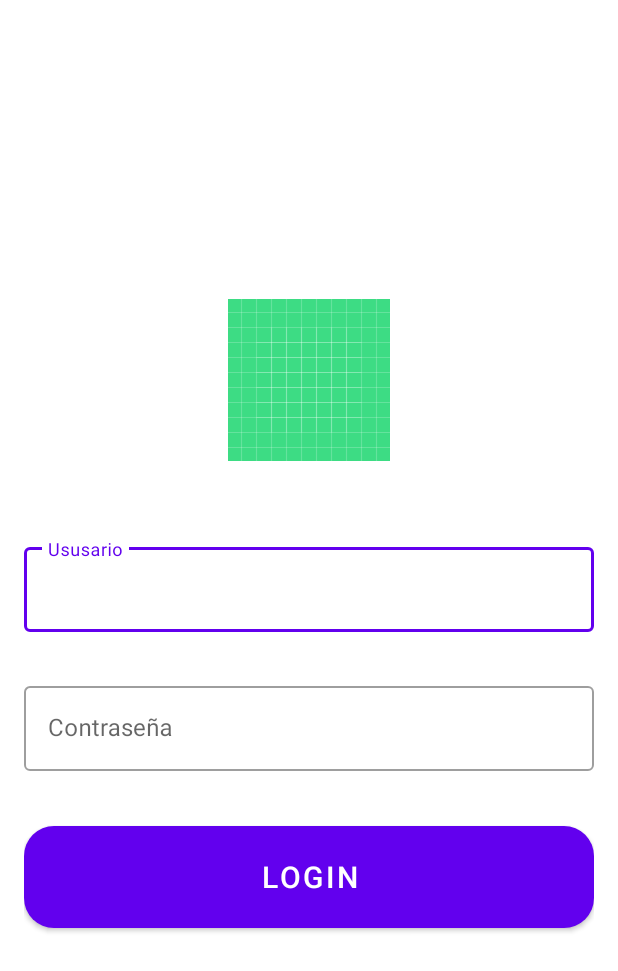
After one commit to JAGL99/MacroPay, an Android app: the layout fragment_login.xml on its own in the app's theme, with its tools: preview values and no code run, on a phone screen of 412 x 824 dp. The commit adds this screen. Shown: the top 971 px of the screen. Run offline under Robolectric (Android 15) with nearby library versions, the phone set to English and light mode, and no system bars.

Commit message:
Last commit

```diff
--- a/app/src/main/AndroidManifest.xml
+++ b/app/src/main/AndroidManifest.xml
@@ -3,7 +3,10 @@
     xmlns:tools="http://schemas.android.com/tools"
     package="com.example.macropay">
 
+    <uses-permission android:name="android.permission.INTERNET"/>
+
     <application
+        android:name=".utils.MacroPayApplication"
         android:allowBackup="true"
         android:dataExtractionRules="@xml/data_extraction_rules"
         android:fullBackupContent="@xml/backup_rules"
@@ -14,7 +17,7 @@
         android:theme="@style/Theme.MacroPay"
         tools:targetApi="31">
         <activity
-            android:name=".MainActivity"
+            android:name=".views.ui.MainActivity"
             android:exported="true">
             <intent-filter>
                 <action android:name="android.intent.action.MAIN" />
--- /dev/null
+++ b/app/src/main/java/com/example/macropay/data/models/UserModel.kt
@@ -0,0 +1,6 @@
+package com.example.macropay.data.models
+
+data class UserModel(
+    val email: String,
+    val password: String
+)
--- /dev/null
+++ b/app/src/main/res/layout/fragment_login.xml
@@ -0,0 +1,67 @@
+<?xml version="1.0" encoding="utf-8"?>
+<LinearLayout xmlns:android="http://schemas.android.com/apk/res/android"
+    xmlns:app="http://schemas.android.com/apk/res-auto"
+    xmlns:tools="http://schemas.android.com/tools"
+    android:layout_width="match_parent"
+    android:layout_height="match_parent"
+    android:gravity="center_horizontal|center_vertical"
+    android:orientation="vertical"
+    android:padding="16dp"
+    tools:context=".views.ui.fragments.LoginFragment">
+
+    <ImageView
+        android:id="@+id/im_vw_logo"
+        android:layout_width="wrap_content"
+        android:layout_height="wrap_content"
+        android:layout_marginBottom="52dp"
+        android:scaleType="centerInside"
+        app:srcCompat="@drawable/ic_launcher_background" />
+
+    <com.google.android.material.textfield.TextInputLayout
+        android:id="@+id/inp_lay_email"
+        style="@style/Widget.MaterialComponents.TextInputLayout.OutlinedBox"
+        android:layout_width="match_parent"
+        android:layout_height="wrap_content"
+        android:hint="Ususario"
+        app:errorEnabled="true"
+        app:errorIconDrawable="@null">
+
+        <com.google.android.material.textfield.TextInputEditText
+            android:id="@+id/inp_edt_txt_email"
+            android:layout_width="match_parent"
+            android:layout_height="wrap_content"
+            android:inputType="text"
+            android:textColor="@color/black" />
+
+    </com.google.android.material.textfield.TextInputLayout>
+
+
+    <com.google.android.material.textfield.TextInputLayout
+        android:id="@+id/inp_lay_password"
+        style="@style/Widget.MaterialComponents.TextInputLayout.OutlinedBox"
+        android:layout_width="match_parent"
+        android:layout_height="wrap_content"
+        android:layout_marginTop="10dp"
+        android:layout_marginBottom="10dp"
+        android:hint="Contraseña"
+        app:errorEnabled="true"
+        app:errorIconDrawable="@null">
+
+        <com.google.android.material.textfield.TextInputEditText
+            android:id="@+id/inp_edt_txt_password"
+            android:layout_width="match_parent"
+            android:layout_height="wrap_content"
+            android:inputType="textPassword"
+            android:textColor="@color/black" />
+
+    </com.google.android.material.textfield.TextInputLayout>
+
+    <Button
+        android:id="@+id/btn_login"
+        android:layout_width="match_parent"
+        android:layout_height="80dp"
+        android:text="Login"
+        android:textSize="20sp"
+        android:textStyle="normal"
+        app:cornerRadius="20dp" />
+</LinearLayout>
--- a/app/src/main/res/values/strings.xml
+++ b/app/src/main/res/values/strings.xml
@@ -1,3 +1,5 @@
 <resources>
     <string name="app_name">MacroPay</string>
+    <!-- TODO: Remove or change this placeholder text -->
+    <string name="hello_blank_fragment">Hello blank fragment</string>
 </resources>
```
Also changed, not shown: app/build.gradle (+11 -9 lines), app/src/main/java/com/example/macropay/MainActivity.kt (deleted, +0 -11 lines), app/src/main/java/com/example/macropay/data/MacroPayRepository.kt (added, +28 -0 lines), app/src/main/java/com/example/macropay/data/models/ResponseModel.kt (added, +7 -0 lines), app/src/main/java/com/example/macropay/data/networks/MacroPayService.kt (added, +46 -0 lines), app/src/main/java/com/example/macropay/domain/GetTokenUseCase.kt (added, +11 -0 lines), app/src/main/java/com/example/macropay/domain/model/User.kt (added, +8 -0 lines), app/src/main/java/com/example/macropay/utils/Constant.kt (added, +7 -0 lines), app/src/main/java/com/example/macropay/utils/MacroPayApplication.kt (added, +91 -0 lines), app/src/main/java/com/example/macropay/views/ui/MainActivity.kt (added, +22 -0 lines), app/src/main/java/com/example/macropay/views/ui/fragments/LoginFragment.kt (added, +66 -0 lines), app/src/main/java/com/example/macropay/views/ui/fragments/MainFragment.kt (added, +20 -0 lines), app/src/main/java/com/example/macropay/views/viewmodel/MacroPayViewModel.kt (added, +28 -0 lines), app/src/main/res/layout/activity_main.xml (+8 -9 lines), 2 more files.
